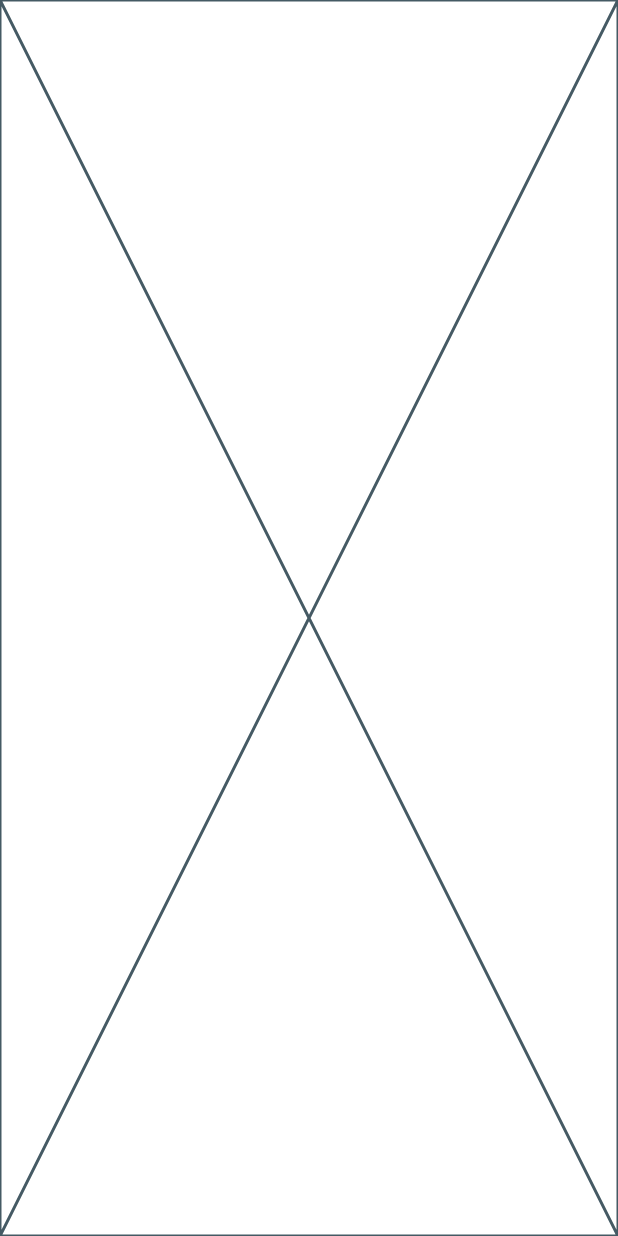
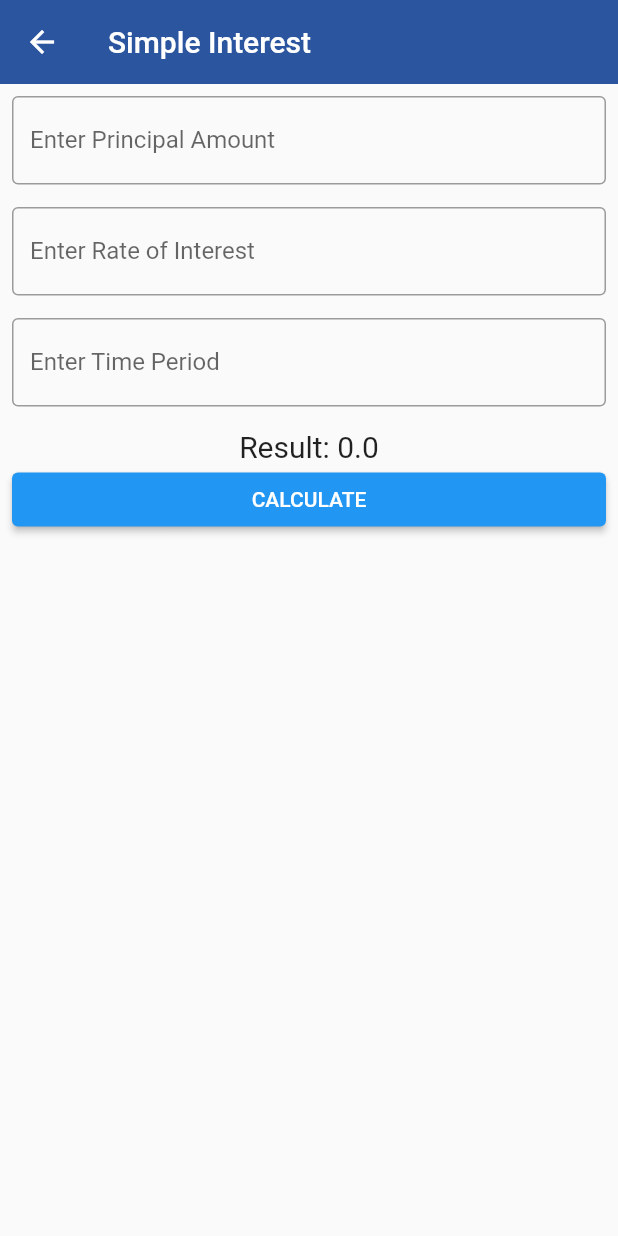
Before and after one commit to ishwar46/ST6002CEM, a Flutter app: the screen it shows after launch, after a tap on "SIMPLE INTEREST", on a phone screen of 412 x 824 dp. Run offline on Flutter 3.47's test engine with Material 2 defaults, Android fonts, the phone set to English and light mode, and no system bars.

Commit message:
Update simple_interest.dart

```diff
--- a/flutter_class/lib/views/simple_interest.dart
+++ b/flutter_class/lib/views/simple_interest.dart
@@ -1,16 +1,88 @@
+import 'package:flutter/material.dart';
 import 'package:flutter/src/widgets/framework.dart';
 import 'package:flutter/src/widgets/placeholder.dart';
 
 class SimpleInterest extends StatefulWidget {
-  const SimpleInterest({super.key});
+  const SimpleInterest({Key? key}) : super(key: key);
 
   @override
   State<SimpleInterest> createState() => _SimpleInterestState();
 }
 
 class _SimpleInterestState extends State<SimpleInterest> {
+  final TextEditingController _principalAmountController =
+      TextEditingController();
+  final TextEditingController _rateOfInterestController =
+      TextEditingController();
+  final TextEditingController _timePeriodController = TextEditingController();
+
+  double _result = 0.0;
+
+  void _calculateSI() {
+    setState(() {
+      double principalAmount = double.parse(_principalAmountController.text);
+      double rateOfInterest = double.parse(_rateOfInterestController.text);
+      double timePeriod = double.parse(_timePeriodController.text);
+
+      _result = (principalAmount * rateOfInterest * timePeriod) / 100;
+    });
+  }
+
   @override
   Widget build(BuildContext context) {
-    return const Placeholder();
+    return Scaffold(
+      appBar: AppBar(
+        foregroundColor: Colors.white,
+        backgroundColor: const Color.fromARGB(255, 43, 85, 159),
+        elevation: 0,
+        title: const Text('Simple Interest'),
+      ),
+      body: Center(
+        child: Padding(
+          padding: const EdgeInsets.all(8.0),
+          child: Column(
+            children: [
+              TextField(
+                controller: _principalAmountController,
+                decoration: const InputDecoration(
+                  border: OutlineInputBorder(),
+                  labelText: 'Enter Principal Amount',
+                ),
+              ),
+              const SizedBox(height: 15),
+              TextField(
+                controller: _rateOfInterestController,
+                decoration: const InputDecoration(
+                  border: OutlineInputBorder(),
+                  labelText: 'Enter Rate of Interest',
+                ),
+              ),
+              const SizedBox(height: 15),
+              TextField(
+                controller: _timePeriodController,
+                decoration: const InputDecoration(
+                  border: OutlineInputBorder(),
+                  labelText: 'Enter Time Period',
+                ),
+              ),
+              const SizedBox(height: 15),
+              Text(
+                'Result: $_result',
+                style: const TextStyle(fontSize: 20),
+              ),
+              SizedBox(
+                width: double.infinity,
+                child: ElevatedButton(
+                  onPressed: () {
+                    _calculateSI();
+                  },
+                  child: const Text('CALCULATE'),
+                ),
+              ),
+            ],
+          ),
+        ),
+      ),
+    );
   }
 }
```
